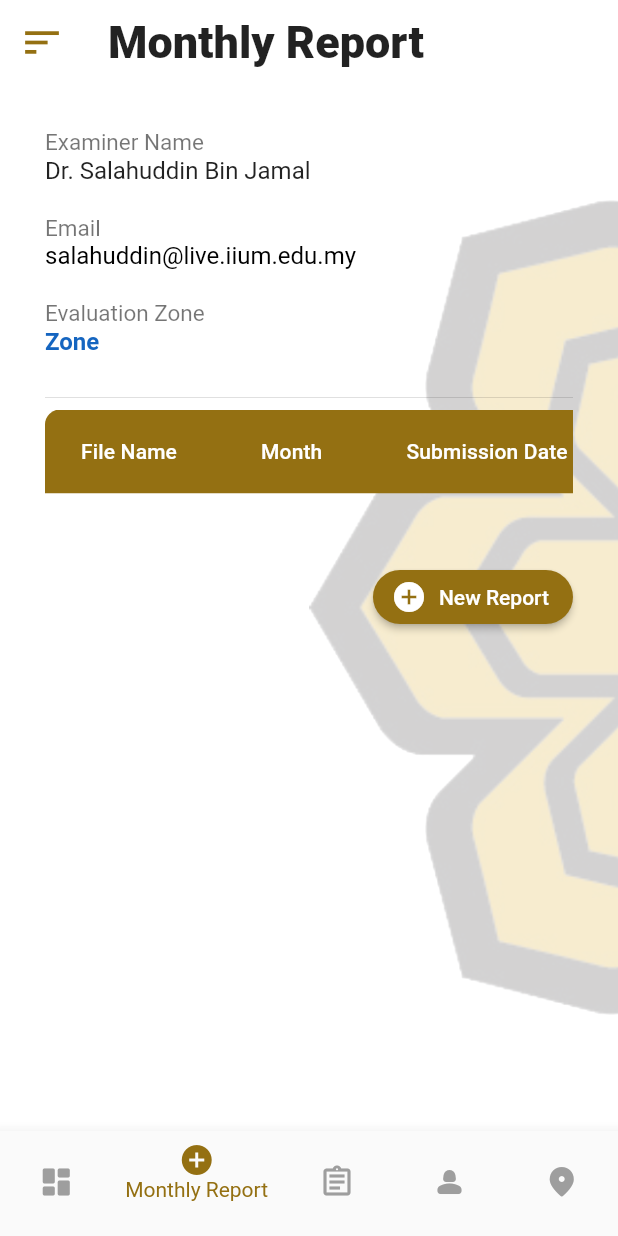
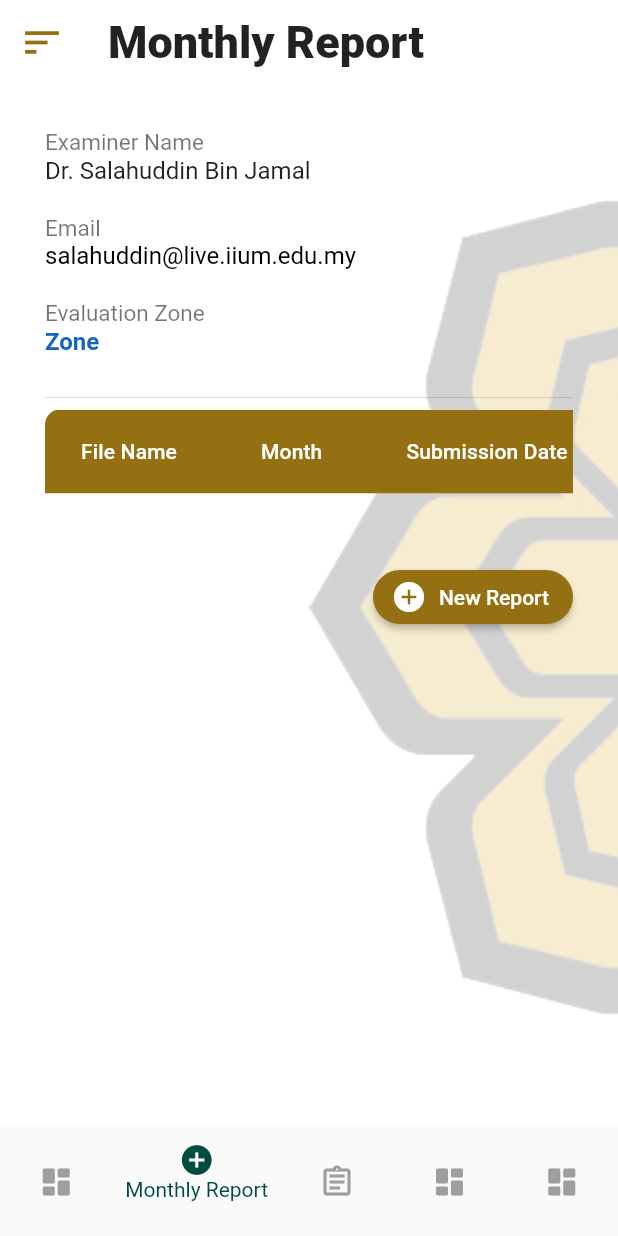
Before and after one commit to KhadijahArizal/Student, a Flutter app: the MonthlyReport screen opened by its route, on a phone screen of 412 x 824 dp. Run offline on Flutter 3.47's test engine with Material 2 defaults, Android fonts, the phone set to English and light mode, and no system bars; our stand-ins replace cloud_firestore, file_picker, firebase_auth, firebase_core, firebase_database, firebase_storage and 3 more; accounts and stored records are empty; Roboto replaces fonts that are missing (Futura).

Commit message:
bottomMenu.dart

```diff
--- a/lib/BottomNavBar/bottomMenu.dart
+++ b/lib/BottomNavBar/bottomMenu.dart
@@ -4,49 +4,51 @@ class BottomMenu extends StatelessWidget {
   final int currentIndex;
   final Function(int) onTap;
   final Map<String, String> routeNames;
+  final String studentStatus;
 
   BottomMenu({
     required this.currentIndex,
     required this.onTap,
     required this.routeNames,
+    required this.studentStatus,
   });
 
+  @override
    @override
   Widget build(BuildContext context) {
     return BottomNavigationBar(
       currentIndex: currentIndex,
       onTap: onTap,
-      selectedItemColor: const Color.fromRGBO(148, 112, 18, 1),
+      selectedItemColor: Colors.teal.shade900,
       unselectedItemColor: Colors.grey,
-      items: routeNames.keys.map((routeName) {
-        final isSelected =
-            routeNames.keys.toList().indexOf(routeName) == currentIndex;
-        return BottomNavigationBarItem(
+      items: [
+        for (var routeName in routeNames.keys)
+          if (!((routeName == 'Monthly Report' || routeName == 'Final Report') &&
+              studentStatus == 'Inactive'))
+            BottomNavigationBarItem(
               icon: Column(
                 children: [
                   InkWell(
                     onTap: () => onTap(routeNames.keys.toList().indexOf(routeName)),
                     child: Icon(
-                  getIconForRoute(routeName, isSelected),
-                  color: isSelected
-                      ? const Color.fromRGBO(148, 112, 18, 1)
+                      getIconForRoute(routeName, currentIndex == routeNames.keys.toList().indexOf(routeName)),
+                      color: currentIndex == routeNames.keys.toList().indexOf(routeName)
+                          ?  Colors.teal.shade900
                           : Colors.grey,
                     ),
                   ),
-              if (isSelected) // Display the name only when selected
+                  if (currentIndex == routeNames.keys.toList().indexOf(routeName)) // Display the name only when selected
                     Text(
                       routeName,
-                  style: TextStyle(
-                    color: isSelected
-                        ? const Color.fromRGBO(148, 112, 18, 1)
-                        : Colors.grey,
+                      style:  TextStyle(
+                        color:  Colors.teal.shade900,
                       ),
                     ),
                 ],
               ),
               label: '', // Clear the label
-        );
-      }).toList(),
+            ),
+      ],
     );
   }
 
@@ -58,10 +60,6 @@ class BottomMenu extends StatelessWidget {
         return isSelected ? Icons.add_circle : Icons.add_circle;
       case 'Final Report':
         return isSelected ? Icons.assignment : Icons.assignment_outlined;
-      case 'Details':
-        return isSelected ? Icons.person : Icons.person_2_rounded;
-      case 'Placements':
-        return isSelected ? Icons.place : Icons.place_rounded;
       default:
         return isSelected ? Icons.dashboard : Icons.dashboard_rounded;
     }
```
Lines whose indentation alone changed are shown as unchanged.
